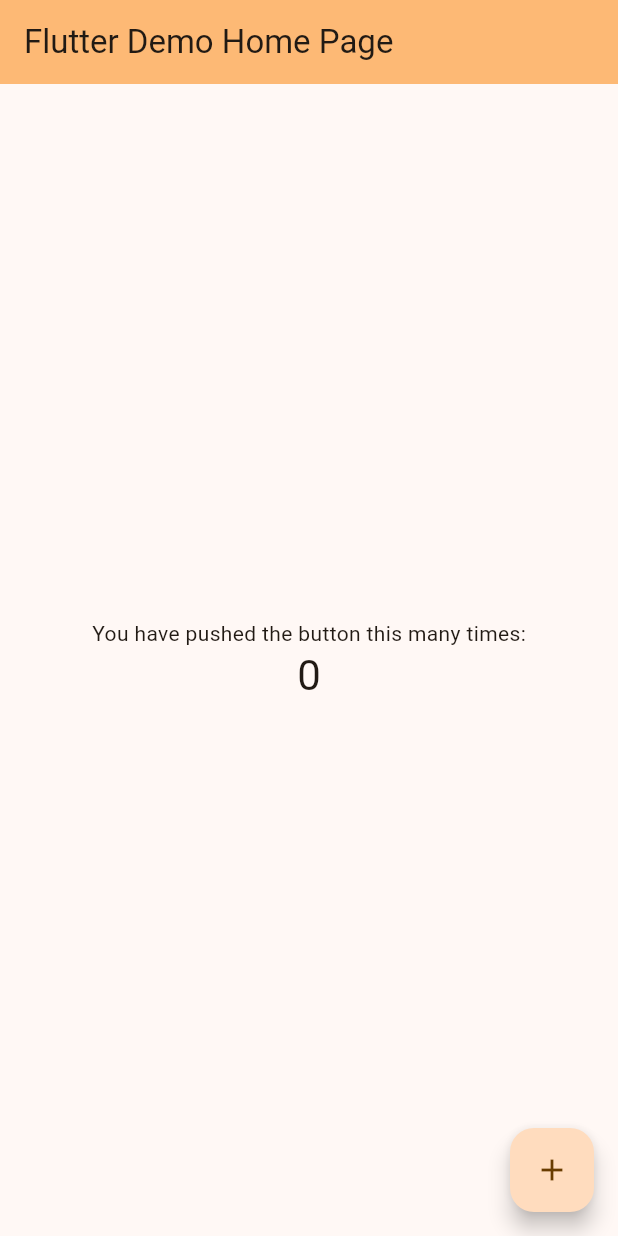
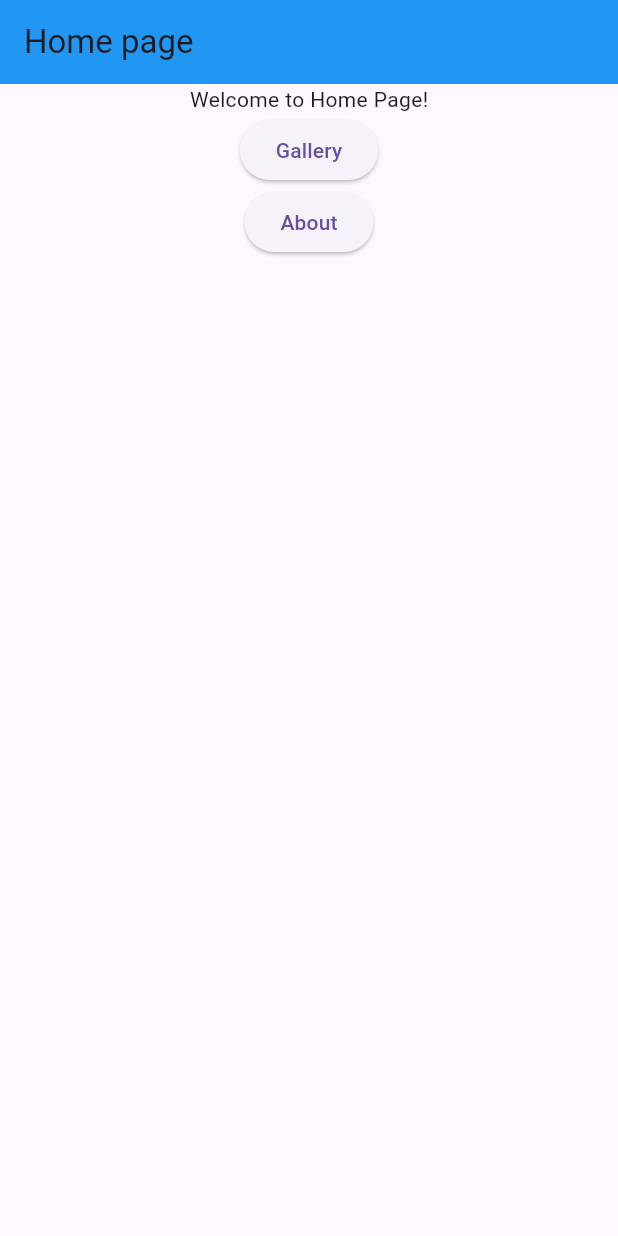
Before and after one commit to cawx/mobiilirakendus, a Flutter app: the screen it shows after launch, on a phone screen of 412 x 824 dp. Run offline on Flutter 3.47's test engine with Material 3 defaults, Android fonts, the phone set to English and light mode, and no system bars.

```diff
--- /dev/null
+++ b/lib/about.dart
@@ -0,0 +1,15 @@
+import 'package:flutter/material.dart';
+
+class AboutPage extends StatelessWidget {
+  const AboutPage({super.key});
+
+  @override
+  Widget build(BuildContext context) {
+    return Scaffold(
+      appBar: AppBar(
+        title: const Text('About page'),
+      ),
+      body: Center(child: const Text('About page'),),
+    );
+  }
+}
--- /dev/null
+++ b/lib/gallery.dart
@@ -0,0 +1,15 @@
+import 'package:flutter/material.dart';
+
+class GalleryPage extends StatelessWidget {
+  const GalleryPage({super.key});
+
+  @override
+  Widget build(BuildContext context) {
+    return Scaffold(
+      appBar: AppBar(
+        title: const Text('Gallery page'),
+      ),
+      body: Center(child: const Text('Gallery page'),),
+    );
+  }
+}
--- a/lib/main.dart
+++ b/lib/main.dart
@@ -1,4 +1,6 @@
 import 'package:flutter/material.dart';
+import 'package:projekt/about.dart';
+import 'package:projekt/gallery.dart';
 
 void main() {
   runApp(const MyApp());
@@ -7,119 +9,49 @@ void main() {
 class MyApp extends StatelessWidget {
   const MyApp({super.key});
 
-  // This widget is the root of your application.
   @override
   Widget build(BuildContext context) {
     return MaterialApp(
-      title: 'Flutter Demo',
-      theme: ThemeData(
-        // This is the theme of your application.
-        //
-        // TRY THIS: Try running your application with "flutter run". You'll see
-        // the application has a purple toolbar. Then, without quitting the app,
-        // try changing the seedColor in the colorScheme below to Colors.green
-        // and then invoke "hot reload" (save your changes or press the "hot
-        // reload" button in a Flutter-supported IDE, or press "r" if you used
-        // the command line to start the app).
-        //
-        // Notice that the counter didn't reset back to zero; the application
-        // state is not lost during the reload. To reset the state, use hot
-        // restart instead.
-        //
-        // This works for code too, not just values: Most code changes can be
-        // tested with just a hot reload.
-        colorScheme: ColorScheme.fromSeed(seedColor: Colors.orange),
-        useMaterial3: true,
-      ),
-      home: const MyHomePage(title: 'Flutter Demo Home Page'),
+      home: const HomePage(),
+      initialRoute: '/',
+      routes: {
+        '/gallery': (context) => const GalleryPage(),
+        '/about': (context) => const AboutPage(),
+      },
     );
   }
 }
 
-class MyHomePage extends StatefulWidget {
-  const MyHomePage({super.key, required this.title});
-
-  // This widget is the home page of your application. It is stateful, meaning
-  // that it has a State object (defined below) that contains fields that affect
-  // how it looks.
-
-  // This class is the configuration for the state. It holds the values (in this
-  // case the title) provided by the parent (in this case the App widget) and
-  // used by the build method of the State. Fields in a Widget subclass are
-  // always marked "final".
-
-  final String title;
-
-  @override
-  State<MyHomePage> createState() => _MyHomePageState();
-}
-
-class _MyHomePageState extends State<MyHomePage> {
-  int _counter = 0;
-
-  void _incrementCounter() {
-    setState(() {
-      // This call to setState tells the Flutter framework that something has
-      // changed in this State, which causes it to rerun the build method below
-      // so that the display can reflect the updated values. If we changed
-      // _counter without calling setState(), then the build method would not be
-      // called again, and so nothing would appear to happen.
-      _counter++;
-    });
-  }
+class HomePage extends StatelessWidget {
+  const HomePage({super.key});
 
   @override
   Widget build(BuildContext context) {
-    // This method is rerun every time setState is called, for instance as done
-    // by the _incrementCounter method above.
-    //
-    // The Flutter framework has been optimized to make rerunning build methods
-    // fast, so that you can just rebuild anything that needs updating rather
-    // than having to individually change instances of widgets.
     return Scaffold(
       appBar: AppBar(
-        // TRY THIS: Try changing the color here to a specific color (to
-        // Colors.amber, perhaps?) and trigger a hot reload to see the AppBar
-        // change color while the other colors stay the same.
-        backgroundColor: Theme.of(context).colorScheme.inversePrimary,
-        // Here we take the value from the MyHomePage object that was created by
-        // the App.build method, and use it to set our appbar title.
-        title: Text(widget.title),
+        backgroundColor: Colors.blue,
+        title: const Text('Home page'),
       ),
       body: Center(
-        // Center is a layout widget. It takes a single child and positions it
-        // in the middle of the parent.
-        child: Column(
-          // Column is also a layout widget. It takes a list of children and
-          // arranges them vertically. By default, it sizes itself to fit its
-          // children horizontally, and tries to be as tall as its parent.
-          //
-          // Column has various properties to control how it sizes itself and
-          // how it positions its children. Here we use mainAxisAlignment to
-          // center the children vertically; the main axis here is the vertical
-          // axis because Columns are vertical (the cross axis would be
-          // horizontal).
-          //
-          // TRY THIS: Invoke "debug painting" (choose the "Toggle Debug Paint"
-          // action in the IDE, or press "p" in the console), to see the
-          // wireframe for each widget.
-          mainAxisAlignment: MainAxisAlignment.center,
-          children: <Widget>[
-            const Text(
-              'You have pushed the button this many times:',
+        child:
+          Column(
+            children: [
+              Text('Welcome to Home Page!'),
+              ElevatedButton(
+                onPressed: () {
+                  Navigator.pushNamed(context, '/gallery');
+                },
+                child: const Text('Gallery')
+                ),
+              ElevatedButton(
+                onPressed: () {
+                  Navigator.pushNamed(context, '/about');
+                },
+                child: const Text('About')
+                ),
+              ],
             ),
-            Text(
-              '$_counter',
-              style: Theme.of(context).textTheme.headlineMedium,
-            ),
-          ],
-        ),
-      ),
-      floatingActionButton: FloatingActionButton(
-        onPressed: _incrementCounter,
-        tooltip: 'Increment',
-        child: const Icon(Icons.add),
-      ), // This trailing comma makes auto-formatting nicer for build methods.
+          ),
     );
   }
 }
```
